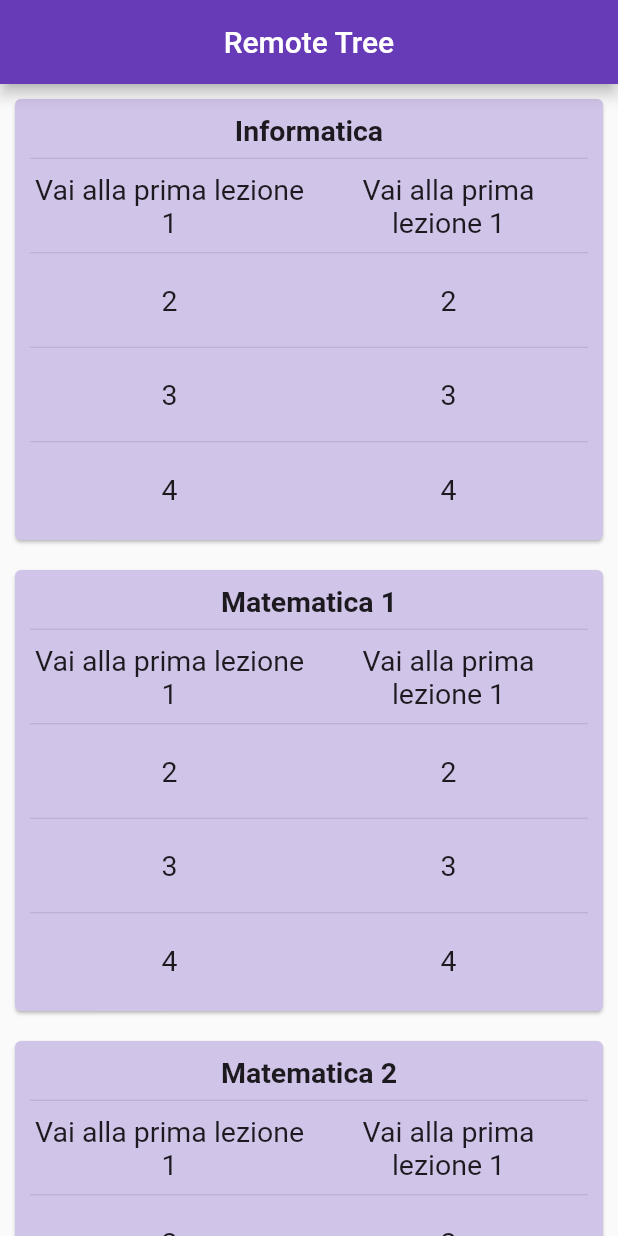
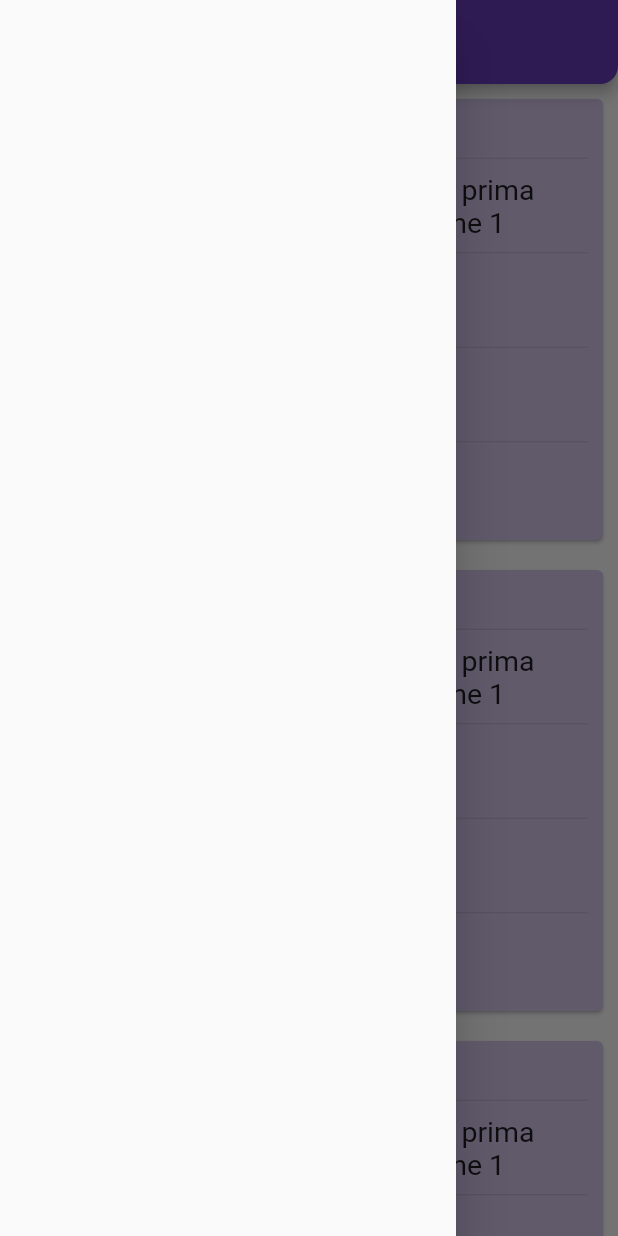
Before and after one commit to STB1019/Flutter-RemoteTree, a Flutter app: the screen it shows after launch, with the side drawer open (before the commit the screen has no drawer), on a phone screen of 412 x 824 dp. Run offline on Flutter 3.47's test engine with Material 2 defaults, Android fonts, the phone set to English and light mode, and no system bars.

Commit message:
Aggiunti commenti al codice e nuova AppBar

```diff
--- /dev/null
+++ b/lib/MyWidgets/my_widgets.dart
@@ -0,0 +1,16 @@
+import 'package:flutter/material.dart';
+
+Widget generateMyAppBar(String title) {
+  return AppBar(
+    title: Text(
+      title,
+      style: TextStyle(
+          color: Colors.white, fontSize: 20.0, fontWeight: FontWeight.bold),
+    ),
+    shape: RoundedRectangleBorder(
+        borderRadius: BorderRadius.vertical(
+      bottom: Radius.circular(12.0),
+    )),
+    centerTitle: true,
+  );
+}
--- a/lib/View/generator.dart
+++ b/lib/View/generator.dart
@@ -1,13 +1,13 @@
-import 'package:flutter/cupertino.dart';
 import 'package:flutter/material.dart';
 
+//Ancora da migliorare
 Widget genericButton(String id) {
   return FlatButton(
     onPressed: () => print("Bottone generico premuto: $id"),
     child: genericText(id),
   );
 }
-
+//Ancora da migliorare
 Widget genericText(String str, {bool bold = false}) {
   return Text(
     str,
@@ -20,6 +20,7 @@ Widget genericText(String str, {bool bold = false}) {
   );
 }
 
+//Test per l'uso dei Widget per ideare un'ipotetica sezione
 Widget genericSection(String title, List<String> subtitles) {
   Widget titolo = genericText(title, bold: true);
   List<Widget> widgets = new List<Widget>();
--- a/lib/__init__.dart
+++ b/lib/__init__.dart
@@ -1 +1,2 @@
 export 'package:remote_tree/View/generator.dart';
+export 'package:remote_tree/MyWidgets/my_widgets.dart';
--- a/lib/main.dart
+++ b/lib/main.dart
@@ -1,4 +1,3 @@
-import 'package:flutter/cupertino.dart';
 import 'package:flutter/material.dart';
 import '__init__.dart' as commons_widgets;
 
@@ -7,7 +6,6 @@ void main() {
 }
 
 class MyApp extends StatelessWidget {
-  // This widget is the root of your application.
   @override
   Widget build(BuildContext context) {
     return MaterialApp(
@@ -31,21 +29,28 @@ class MyHomePage extends StatefulWidget {
 }
 
 class _MyHomePageState extends State<MyHomePage> {
-  Map<String, List<String>> dataTest = {"Informatica":["Vai alla prima lezione 1", "2", "3", "4"],
-  "Matematica 1":["Vai alla prima lezione 1", "2", "3", "4"], "Matematica 2":["Vai alla prima lezione 1", "2", "3", "4"]};
+
+  //Simulazione dataset fornito da un DB -> Manca la differenziazione
+  // fra le varie tipologie di sezione
+
+  Map<String, List<String>> dataTest = {
+    "Informatica": ["Vai alla prima lezione 1", "2", "3", "4"],
+    "Matematica 1": ["Vai alla prima lezione 1", "2", "3", "4"],
+    "Matematica 2": ["Vai alla prima lezione 1", "2", "3", "4"]
+  };
 
   @override
   Widget build(BuildContext context) {
     return Scaffold(
-      appBar: AppBar(
-        title:Text(widget.title),
-        centerTitle: true,
-      ),
-      body: ListView.builder(itemCount: dataTest.keys.length ,itemBuilder: (context, index) {
-        var currentElementKey = dataTest.keys.toList()[index];
-        var element = dataTest[currentElementKey];
-        return commons_widgets.genericSection(currentElementKey, element);
-      })
-    );
+        drawer: Drawer(),
+        //Ho provato ad usare una appBar personalizzata leggermente curva
+        appBar: commons_widgets.generateMyAppBar(widget.title),
+        body: ListView.builder(
+            itemCount: dataTest.keys.length,
+            itemBuilder: (context, index) {
+              var currentElementKey = dataTest.keys.toList()[index];
+              var element = dataTest[currentElementKey];
+              return commons_widgets.genericSection(currentElementKey, element);
+            }));
   }
 }
```
